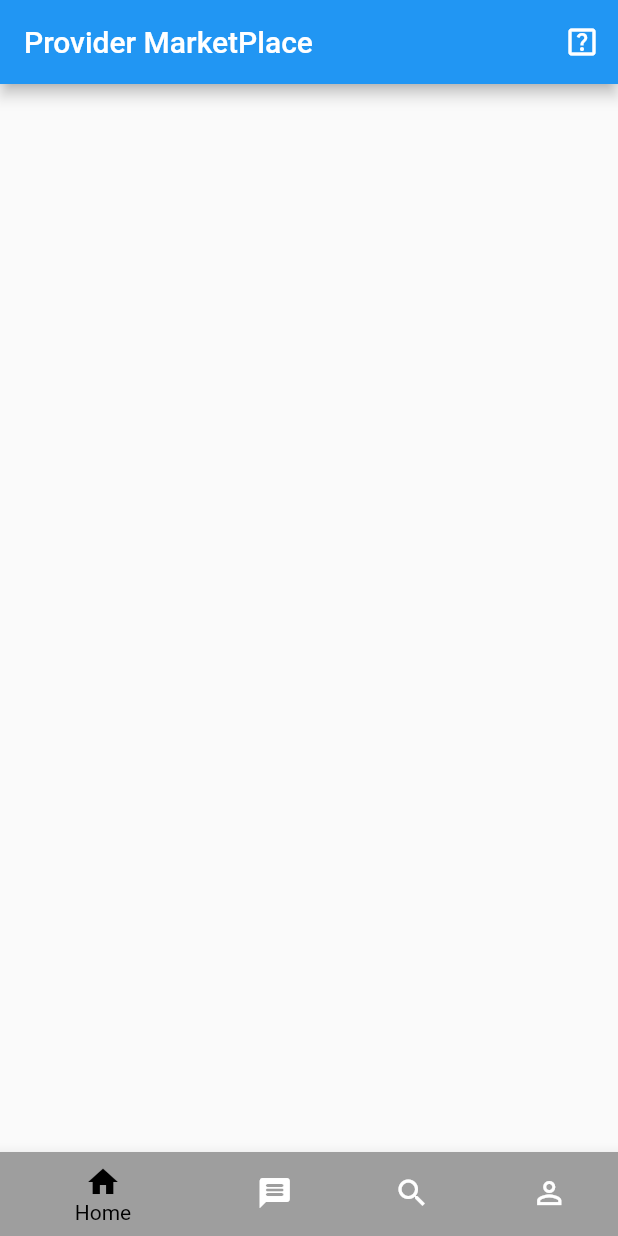
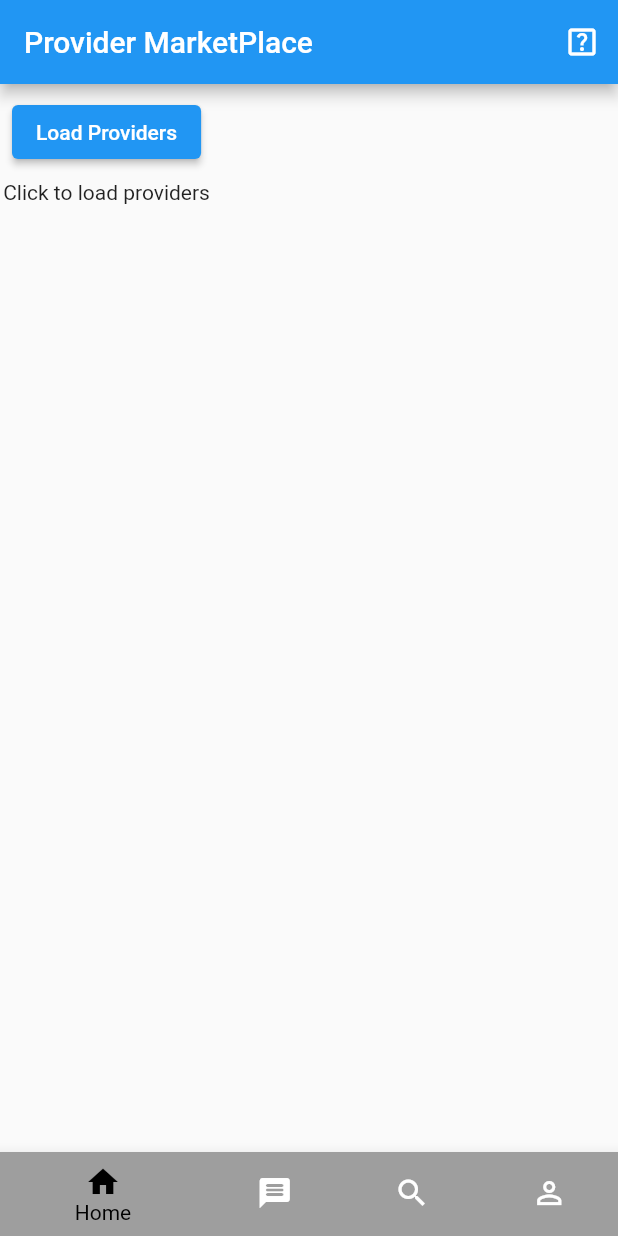
Before and after one commit to knoelljack/flutter_provider_marketplace_project, a Flutter app: the screen it shows after launch, on a phone screen of 412 x 824 dp. Run offline on Flutter 3.47's test engine with Material 2 defaults, Android fonts, the phone set to English and light mode, and no system bars.

Commit message:
fixed render list issue

```diff
--- a/lib/components/providers_list.dart
+++ b/lib/components/providers_list.dart
@@ -11,42 +11,66 @@ class ProvidersList extends StatefulWidget {
 }
 
 class _ProvidersListState extends State<ProvidersList> {
-  List<Provider> providersList = [];
-  List _items = [];
+  List _providers = [];
 
-  Future<void> readJson() async {
-    final String response = await rootBundle.loadString('/data/providers.json');
-    final data = await json.decode(response);
-    print(response);
+  //FETCH JSON FILE
+  Future<void> readJsonFile() async {
+    final String res =
+        await rootBundle.loadString('assets/data/providers.json');
+    final data = await json.decode(res);
+
     setState(() {
-      _items = data['providers'];
+      _providers = data['providers'];
     });
-    // var jsonData = json.decode(provider_data.data.toString());
+  }
 
-    // final List<dynamic> providersFromData =
-    //     jsonDecode(provider_data)['providers'] as List;
-    // print(providersFromData);
+  // List<Provider> providersList = [];
+  // List _items = [];
+  // bool isLoaded = false;
 
-    // providersFromData.map((p) => providersList.add(Provider.fromJson(p)));
-    // setState(() {});
-  }
+  // Future<void> readJson() async {
+  //   final String response = await rootBundle.loadString('/data/providers.json');
+  //   final data = await json.decode(response);
+
+  //   setState(() {
+  //     _items = data['providers'];
+  //     isLoaded = true;
+  //   });
+  //   // var jsonData = json.decode(provider_data.data.toString());
+
+  //   // final List<dynamic> providersFromData =
+  //   //     jsonDecode(provider_data)['providers'] as List;
+  //   // print(providersFromData);
+
+  //   // providersFromData.map((p) => providersList.add(Provider.fromJson(p)));
+  //   // setState(() {});
+  // }
 
   @override
   Widget build(BuildContext context) {
-    return _items.isNotEmpty
+    return Container(
+      child: Column(children: [
+        Padding(
+          padding: const EdgeInsets.all(8.0),
+          child: ElevatedButton(
+              onPressed: readJsonFile, child: const Text('Load Providers')),
+        ),
+        _providers.isNotEmpty
             ? Expanded(
                 child: ListView.builder(
-                itemCount: _items.length,
-                itemBuilder: (context, index) {
+                    itemCount: _providers.length,
+                    itemBuilder: (BuildContext context, index) {
                       return Card(
-                    margin: const EdgeInsets.all(10),
+                        margin: const EdgeInsets.all(10.0),
                         child: ListTile(
-                      leading: Text(_items[index]['id']),
-                      title: Text(_items[index]['name']),
-                      subtitle: Text(_items[index]['description']),
+                          title: Text(_providers[index]['name']),
+                          subtitle: Text(_providers[index]['description']),
                         ),
                       );
-                }))
-        : Container();
+                    }),
+              )
+            : const Text('Click to load providers')
+      ]),
+    );
   }
 }
--- a/lib/screens/homescreen.dart
+++ b/lib/screens/homescreen.dart
@@ -24,10 +24,9 @@ class _HomeScreenState extends State<HomeScreen> {
         ],
         title: const Text('Provider MarketPlace'),
       ),
-      body: Column(children: const <Widget>[
-        //INSERT LIST VIEW OF PROFILE CARDS HERE
-        ProvidersList(),
-      ]),
+      body:
+          //INSERT LIST VIEW OF PROFILE CARDS HERE
+          ProvidersList(),
       bottomNavigationBar: const BottomNav(),
     );
   }
--- a/pubspec.yaml
+++ b/pubspec.yaml
@@ -59,7 +59,7 @@ flutter:
 
   assets:
     - assets/images/
-    - data/providers.json
+    - assets/data/providers.json
 
   # To add assets to your application, add an assets section, like this:
   # assets:
```
Also changed, not shown: assets/data/providers.json (renamed from data/providers.json). Lines whose indentation alone changed are shown as unchanged.
